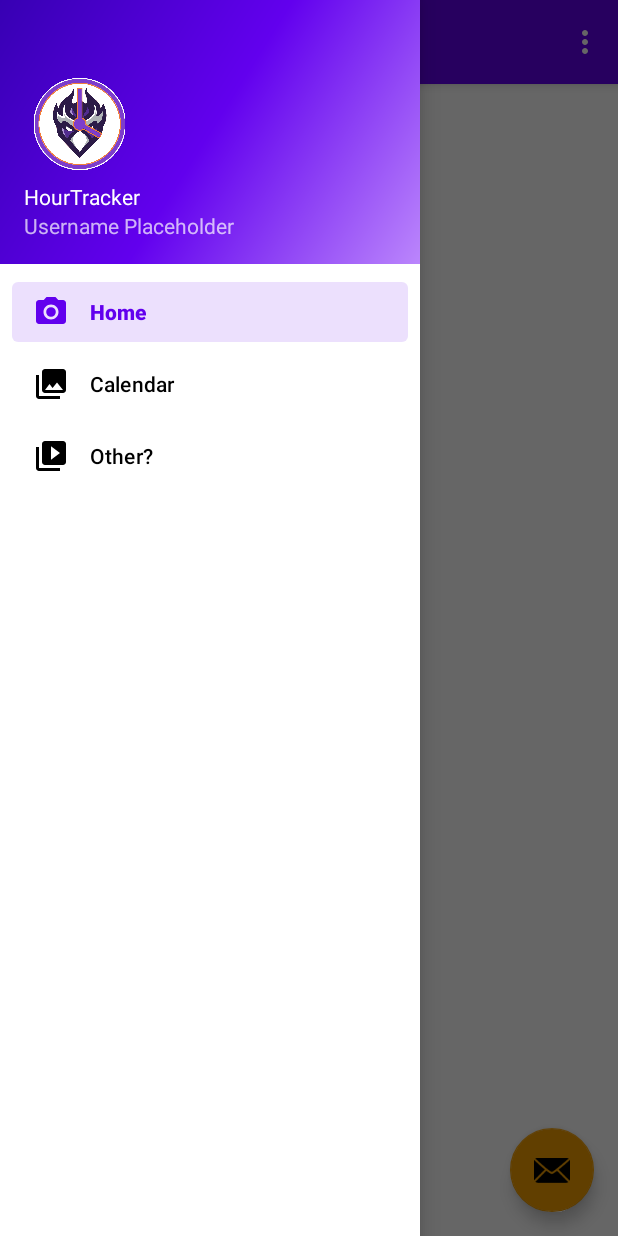
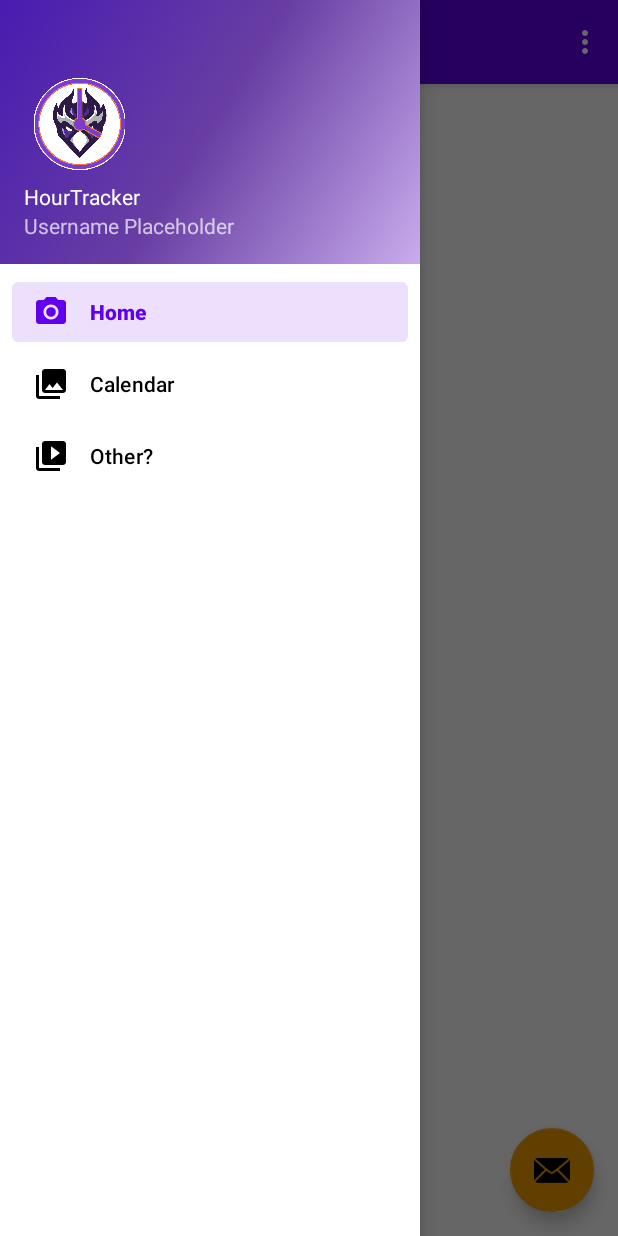
Before and after one commit to thompsonb908/HourTracker, an Android app: the screen it shows after launch (NavActivity), with the side drawer open, on a phone screen of 412 x 824 dp. Run offline under Robolectric (Android 15) with nearby library versions, the phone set to English and light mode, and no system bars; our stand-ins replace navigation-ui.

Commit message:
Update side_nav_bar.xml

```diff
--- a/app/src/main/res/drawable/side_nav_bar.xml
+++ b/app/src/main/res/drawable/side_nav_bar.xml
@@ -2,8 +2,8 @@
     android:shape="rectangle">
     <gradient
         android:angle="135"
-        android:centerColor="#FF6200EE"
-        android:endColor="#FF3700B3"
-        android:startColor="#FFBB86FC"
+        android:centerColor="#683EA3"
+        android:endColor="#491BB1"
+        android:startColor="#CAACED"
         android:type="linear" />
 </shape>
```
